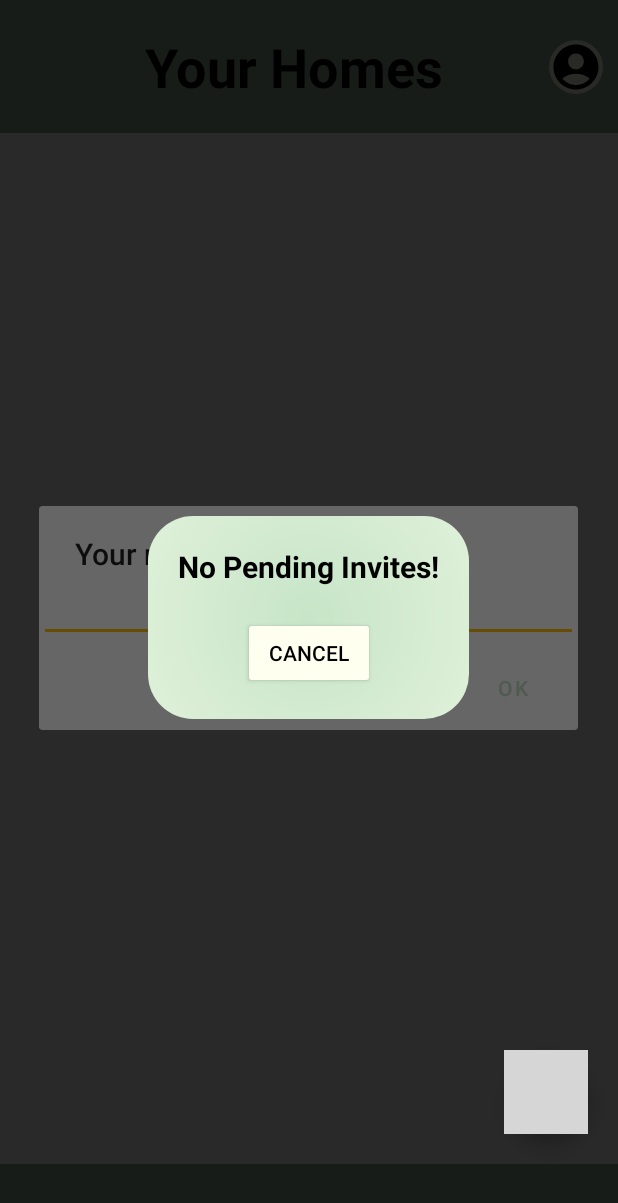
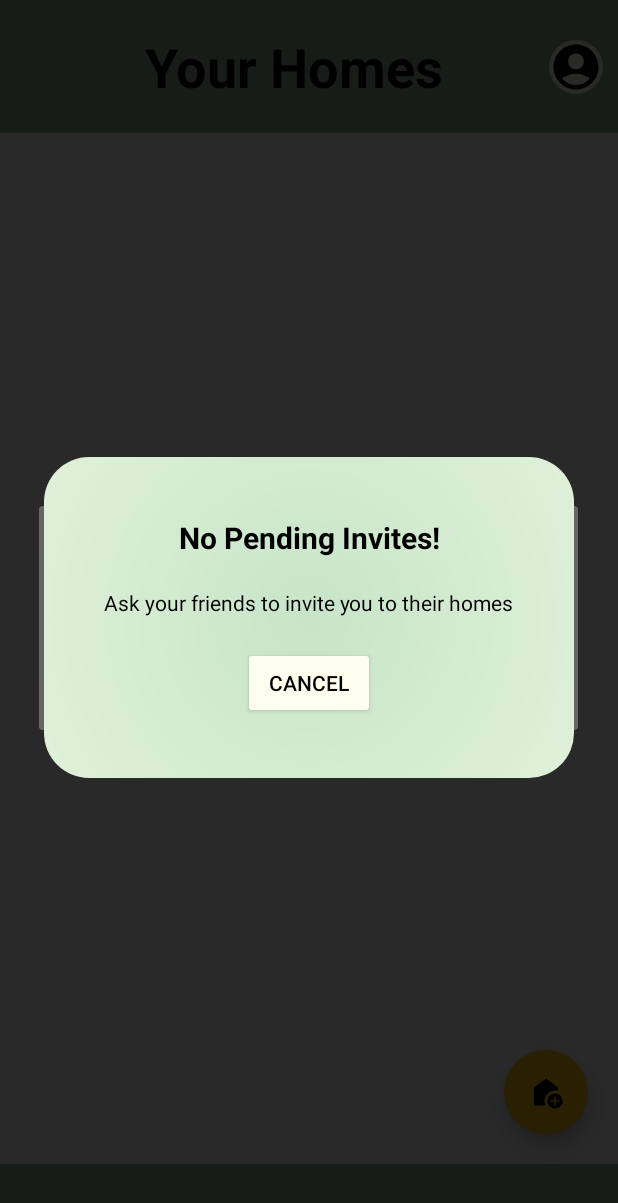
Before and after one commit to JachymPutta/Chorey, an Android app: the JoinHomeDialog screen opened through its navigation route, on a phone screen of 412 x 824 dp. Shown: the top 1203 px of the screen. Run offline under Robolectric (Android 15) with nearby library versions, the phone set to English and light mode, and no system bars; our stand-ins replace Firebase (no records; nobody signed in at launch, a user with empty details on screens opened directly); libraries missing offline, so code that uses them is left out: com.firebase.ui; 5 statements that could not run were skipped; grey boxes are pictures that could not be loaded.

Commit message:
Slight visual adjustments

```diff
--- a/app/src/main/java/com/chorey/MenuFragment.kt
+++ b/app/src/main/java/com/chorey/MenuFragment.kt
@@ -117,10 +117,6 @@ class MenuFragment : Fragment(),
         home.reference.get()
             .addOnSuccessListener { doc ->
                 val homeVal = doc.toObject<HomeModel>()
-
-                //TODO: this removes the home->
-//                val confirmDialog = ConfirmRemoveDialog(home, homeVal!!.homeName, true)
-//                confirmDialog.show(childFragmentManager, ConfirmRemoveDialog.TAG)
                 val action = MenuFragmentDirections.actionMenuToHome(homeVal!!)
                 findNavController().navigate(action)
             }.addOnFailureListener{
--- a/app/src/main/java/com/chorey/adapter/ChoreRecyclerAdapter.kt
+++ b/app/src/main/java/com/chorey/adapter/ChoreRecyclerAdapter.kt
@@ -85,6 +85,7 @@ open class ChoreRecyclerAdapter(query: Query,
             // Handle points
             it.update(userRef, LoggedUserModel.FIELD_POINTS, FieldValue.increment(choreModel.points.toLong()))
 
+            //TODO: don't delete the chores, but mark them as completed
             // If non repeating -> delete, else update due date
             when(choreModel.repeatsEvery) {
                 RepeatInterval.None -> it.delete(snapshot.reference)
--- a/app/src/main/java/com/chorey/dialog/ChoreDetailDialog.kt
+++ b/app/src/main/java/com/chorey/dialog/ChoreDetailDialog.kt
@@ -77,8 +77,6 @@ class ChoreDetailDialog : DialogFragment(),
         binding.createChoreCancelButton.setOnClickListener { onCancelClicked() }
         binding.choreDetailAssignedTo.setOnClickListener { onAssignClicked() }
         binding.createChoreRemoveButton.setOnClickListener { onRemoveClicked() }
-
-        // TODO: this needs to get disabled when viewing
         binding.choreDetailDueDate.setOnClickListener { onDatePickerClicked() }
         binding.choreDetailDueTime.setOnClickListener { onTimePickerClicked() }
 
--- a/app/src/main/java/com/chorey/dialog/JoinHomeDialog.kt
+++ b/app/src/main/java/com/chorey/dialog/JoinHomeDialog.kt
@@ -64,9 +64,11 @@ class JoinHomeDialog : DialogFragment(), JoinHomeRecyclerAdapter.OnJoinSelectedL
             override fun onDataChanged() {
                 if (itemCount == 0) {
                     binding.joinHomeRecycler.visibility = View.GONE
+                    binding.askForInviteText.visibility = View.VISIBLE
                     binding.joinHomeTitle.setText(R.string.join_home_your_invites_empty)
                 } else {
                     binding.joinHomeRecycler.visibility = View.VISIBLE
+                    binding.askForInviteText.visibility = View.GONE
                     binding.joinHomeTitle.setText(R.string.join_home_your_invites_full)
                 }
             }
--- /dev/null
+++ b/app/src/main/res/drawable/baseline_add_home_24.xml
@@ -0,0 +1,6 @@
+<vector android:height="48dp" android:tint="#000000"
+    android:viewportHeight="24" android:viewportWidth="24"
+    android:width="48dp" xmlns:android="http://schemas.android.com/apk/res/android">
+    <path android:fillColor="@android:color/white" android:pathData="M18,11c0.7,0 1.37,0.1 2,0.29V9l-8,-6L4,9v12h7.68C11.25,20.09 11,19.08 11,18C11,14.13 14.13,11 18,11z"/>
+    <path android:fillColor="@android:color/white" android:pathData="M18,13c-2.76,0 -5,2.24 -5,5s2.24,5 5,5s5,-2.24 5,-5S20.76,13 18,13zM21,18.5h-2.5V21h-1v-2.5H15v-1h2.5V15h1v2.5H21V18.5z"/>
+</vector>
--- a/app/src/main/res/layout/dialog_join_home.xml
+++ b/app/src/main/res/layout/dialog_join_home.xml
@@ -25,6 +25,18 @@
         />
 
 
+    <TextView
+        android:id="@+id/askForInviteText"
+        android:layout_width="wrap_content"
+        android:layout_height="wrap_content"
+        app:layout_constraintTop_toBottomOf="@id/joinHomeTitle"
+        app:layout_constraintBottom_toTopOf="@id/joinHomeDismissButton"
+        app:layout_constraintStart_toStartOf="parent"
+        app:layout_constraintEnd_toEndOf="parent"
+        android:textColor="?attr/colorOnPrimary"
+        android:layout_margin="20dp"
+        android:text="@string/join_home_ask_for_invite" />
+
     <androidx.recyclerview.widget.RecyclerView
         android:id="@+id/joinHomeRecycler"
         style="?attr/recyclerViewStyle"
--- a/app/src/main/res/layout/fragment_home.xml
+++ b/app/src/main/res/layout/fragment_home.xml
@@ -89,7 +89,6 @@
         android:layout_height="wrap_content"
         android:text="@string/home_all_chores_text"
         app:layout_constraintTop_toBottomOf="@id/homeFragmentTopLayout"
-        app:layout_constraintBottom_toTopOf="@id/allChoresRecycler"
         app:layout_constraintEnd_toEndOf="parent"
         android:layout_marginBottom="10dp"
         android:layout_marginTop="10dp"
@@ -127,7 +126,6 @@
         android:layout_width="wrap_content"
         android:layout_height="wrap_content"
         android:text="@string/add_chore_button"
-        app:layout_constraintTop_toBottomOf="@id/allChoresRecycler"
         app:layout_constraintEnd_toEndOf="parent"
         android:layout_marginEnd="20dp"
         android:layout_marginBottom="20dp"
--- a/app/src/main/res/layout/fragment_menu.xml
+++ b/app/src/main/res/layout/fragment_menu.xml
@@ -125,7 +125,7 @@
         android:layout_height="wrap_content"
         android:layout_marginTop="8dp"
         android:text="@string/add_home_button"
-        android:src="@drawable/baseline_add_24"
+        android:src="@drawable/baseline_add_home_24"
         app:layout_constraintEnd_toEndOf="parent"
         app:layout_constraintBottom_toTopOf="@id/menuBottomLayout"
         android:layout_marginEnd="20dp"
--- a/app/src/main/res/values/strings.xml
+++ b/app/src/main/res/values/strings.xml
@@ -75,6 +75,7 @@
     <string name="join_home_your_invites_full">Invites</string>
     <string name="join_home_your_invites_empty">No Pending Invites!</string>
     <string name="join_home_request_invite_button">Request Invite!</string>
+    <string name="join_home_ask_for_invite">Ask your friends to invite you to their homes</string>
     <!-- Join Home Recycler View-->
         <string name="join_home_sent_by_name">user_name</string>
         <string name="join_home_sent_by_text">From:</string>
```
Also changed, not shown: app/src/main/java/com/chorey/HomeFragment.kt (+13 -1 lines).
